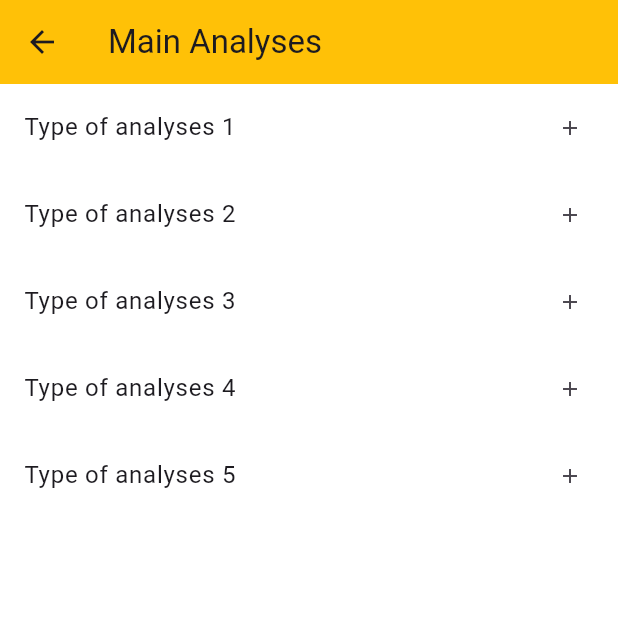
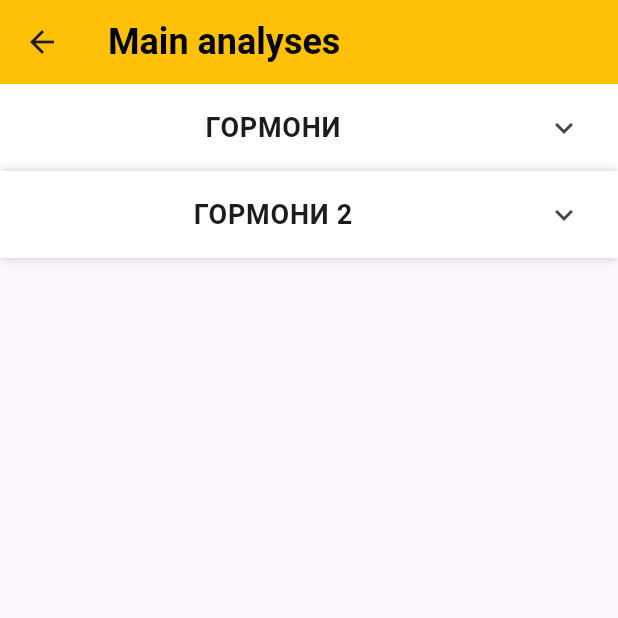
Before and after one commit to kadr0id/nice_analyses, a Flutter app: the MainAnalysesPage screen opened directly, on a phone screen of 412 x 824 dp, the top half of it. Run offline on Flutter 3.47's test engine with Material 2 defaults, Android fonts, the phone set to English and light mode, and no system bars; our stand-ins replace formz.

Commit message:
create main analyses view

```diff
--- /dev/null
+++ b/lib/app/nice_ui/widgets/menu_item.dart
@@ -0,0 +1,21 @@
+import 'package:flutter/material.dart';
+
+class MenuItemWidget extends StatelessWidget {
+  final String item;
+
+  MenuItemWidget({required this.item});
+
+  @override
+  Widget build(BuildContext context) {
+    return Padding(
+      padding: const EdgeInsets.only(left: 8.0, top: 4.0, bottom: 4.0),
+      child: Text(
+        item,
+        style: const TextStyle(
+          fontWeight: FontWeight.normal,
+          fontSize: 12.0,
+        ),
+      ),
+    );
+  }
+}
--- /dev/null
+++ b/lib/app/nice_ui/widgets/menu_subtitle.dart
@@ -0,0 +1,18 @@
+import 'package:flutter/material.dart';
+
+class MenuSubTitleWidget extends StatelessWidget {
+  final String subTitle;
+
+  MenuSubTitleWidget({required this.subTitle});
+
+  @override
+  Widget build(BuildContext context) {
+    return Text(
+      subTitle,
+      style: const TextStyle(
+        fontStyle: FontStyle.italic,
+        fontSize: 16.0,
+      ),
+    );
+  }
+}
--- /dev/null
+++ b/lib/app/nice_ui/widgets/menu_title.dart
@@ -0,0 +1,18 @@
+import 'package:flutter/material.dart';
+
+class MenuTitleWidget extends StatelessWidget {
+  final String title;
+
+  MenuTitleWidget({required this.title});
+
+  @override
+  Widget build(BuildContext context) {
+    return Text(
+      title,
+      style: const TextStyle(
+        fontWeight: FontWeight.bold,
+        fontSize: 18.0,
+      ),
+    );
+  }
+}
--- a/lib/main_analyses/main_analyses.dart
+++ /dev/null
@@ -1,104 +0,0 @@
-import 'package:flutter/material.dart';
-
-class MainAnalyses extends StatelessWidget {
-  const MainAnalyses({super.key});
-
-  @override
-  Widget build(BuildContext context) {
-    return MaterialApp(
-      home: Scaffold(
-        appBar: AppBar(
-          title: const Text('Main Analyses'),
-          elevation: 0,
-          backgroundColor: Colors.amber,
-        ),
-        body: Container(
-          color: Colors.white,
-          child: const SafeArea(
-            child: MainAnalysesList(),
-          ),
-        ),
-      ),
-    );
-  }
-}
-
-class ItemsList {
-  List<ParentItem> generateParentItems(int count) {
-    List<ParentItem> parentItems = [];
-    for (int i = 1; i <= count; i++) {
-      parentItems.add(
-        ParentItem(
-          'Type of analyses $i',
-          generateChildItems(4),
-        ),
-      );
-    }
-    return parentItems;
-  }
-
-  List<ChildItem> generateChildItems(int count) {
-    List<ChildItem> childItems = [];
-    for (int i = 1; i <= count; i++) {
-      childItems.add(
-        ChildItem(
-          'Unit of analysis $i',
-          [],
-        ),
-      );
-    }
-    return childItems;
-  }
-}
-
-class MainAnalysesList extends StatefulWidget {
-  const MainAnalysesList({super.key});
-
-  @override
-  State<MainAnalysesList> createState() => _MainAnalysesListState();
-}
-
-class _MainAnalysesListState extends State<MainAnalysesList> {
-  final ItemsList _itemsList = ItemsList();
-  List<ParentItem> _parentItems = [];
-
-  @override
-  void initState() {
-    super.initState();
-    _parentItems = _itemsList.generateParentItems(5);
-  }
-
-  @override
-  Widget build(BuildContext context) {
-    return ListView(
-      children: _parentItems.map((ParentItem parent) {
-        return ExpansionTile(
-          title: Text(parent.title),
-          trailing: const Icon(
-            Icons.add,
-            size: 16,
-          ),
-          children: parent.children.map((ChildItem child) {
-            return ListTile(
-              title: Text(child.title),
-            );
-          }).toList(),
-        );
-      }).toList(),
-    );
-  }
-}
-
-class ParentItem {
-  ParentItem(this.title, this.children);
-
-  final String title;
-  final List<ChildItem> children;
-}
-
-class ChildItem {
-  ChildItem(this.title, this.children);
-
-  final String title;
-  final List<ChildItem> children;
-}
--- a/lib/main_analyses/view/main_analyses_page.dart
+++ b/lib/main_analyses/view/main_analyses_page.dart
@@ -15,13 +15,27 @@ class MainAnalysesPage extends StatelessWidget {
   Widget build(BuildContext context) {
     return Scaffold(
       appBar: AppBar(
-        title: const Text('Main Analyses'),
         elevation: 0,
+        title: const Text(
+          'Main analyses',
+          style: TextStyle(
+            fontSize: 24.0,
+            fontWeight: FontWeight.bold, // Жирний шрифт
+            color: Colors.black, // Колір
+          ),
+        ),
+
+        // leading: IconButton(
+        //   key: const Key('mainAnalyses_back_button'),
+        //   icon: const Icon(Icons.arrow_back_rounded),
+        //   onPressed: () => Navigator.of(context).pop(),
+        //   color: Colors.black,
+        // ),
         backgroundColor: Colors.amber,
       ),
       body: Container(
         color: Colors.white,
-        child: const SafeArea(
+        child: SafeArea(
           child: MainAnalysesView(),
         ),
       ),
--- a/lib/main_analyses/view/main_analyses_view.dart
+++ b/lib/main_analyses/view/main_analyses_view.dart
@@ -1,97 +1,159 @@
 import 'package:flutter/material.dart';
+import 'package:nice_analyses/app/nice_ui/widgets/menu_item.dart';
+import 'package:nice_analyses/app/nice_ui/widgets/menu_subtitle.dart';
+import 'package:nice_analyses/app/nice_ui/widgets/menu_title.dart';
+
+class MenuData {
+  final String menuTitle;
+  final List<MenuSubData> menuSubDataList;
+
+  MenuData(this.menuTitle, this.menuSubDataList);
+}
+
+class MenuSubData {
+  final String menuSubTitle;
+  final List<String> menuItems;
+
+  MenuSubData(this.menuSubTitle, this.menuItems);
+}
 
 class MainAnalysesView extends StatelessWidget {
-  const MainAnalysesView({super.key});
+  static Route route() {
+    return MaterialPageRoute<void>(
+      builder: (_) => MainAnalysesView(),
+      settings: const RouteSettings(name: '/main-analyses'),
+    );
+  }
+
+  final List<MenuData> menuDataList = [
+    MenuData(
+      "ГОРМОНИ",
+      [
+        MenuSubData(
+          "Тиреоїдна панель",
+          [
+            "Тіреотропний гормон",
+            "Трийодтиронін загальний",
+            "Трийодтиронін вільний",
+            "Тироксин загальний",
+            "Тироксин вільний",
+            "Тиреоглобулін",
+            "Антитіла до тиреоглобуліну",
+            "Антитіла до тиреопероксидази",
+            "Тиреотропний гормон, а/т до рецепторів",
+            "Кальцитонін",
+            "Антимікросомальні антитіла",
+          ],
+        ),
+        MenuSubData(
+          "Репродуктивна панель",
+          [
+            "Фолікулостимулюючий гормон",
+            "Лютеїнізуючий гормон",
+            "Прогестерон",
+            "Тестостерон загальний",
+            "Тестостерон вільний",
+            "Пролактин",
+          ],
+        ),
+      ],
+    ),
+    MenuData(
+      "ГОРМОНИ 2",
+      [
+        MenuSubData(
+          "Репродуктивна панель 2",
+          [
+            "Фолікулостимулюючий гормон",
+            "Лютеїнізуючий гормон",
+            "Прогестерон",
+            "Тестостерон загальний",
+            "Тестостерон вільний",
+            "Пролактин",
+          ],
+        ),
+      ],
+    ),
+  ];
 
   @override
   Widget build(BuildContext context) {
     return Scaffold(
-      body: Container(
-        color: Colors.white,
-        child: const SafeArea(
-          child: MainAnalysesList(),
-        ),
-      ),
+      body: ExpandableListWidget(menuDataList: menuDataList),
     );
   }
 }
 
-class ItemsList {
-  List<ParentItem> generateParentItems(int count) {
-    List<ParentItem> parentItems = [];
-    for (int i = 1; i <= count; i++) {
-      parentItems.add(
-        ParentItem(
-          'Type of analyses $i',
-          generateChildItems(4),
-        ),
-      );
-    }
-    return parentItems;
-  }
+class ExpandableListWidget extends StatelessWidget {
+  final List<MenuData> menuDataList;
+  final bool useDivider;
 
-  List<ChildItem> generateChildItems(int count) {
-    List<ChildItem> childItems = [];
-    for (int i = 1; i <= count; i++) {
-      childItems.add(
-        ChildItem(
-          'Unit of analysis $i',
-          [],
-        ),
-      );
-    }
-    return childItems;
-  }
-}
+  ExpandableListWidget({
+    required this.menuDataList,
+    this.useDivider = false,
+  });
 
-class MainAnalysesList extends StatefulWidget {
-  const MainAnalysesList({super.key});
-
-  @override
-  State<MainAnalysesList> createState() => _MainAnalysesListState();
-}
-
-class _MainAnalysesListState extends State<MainAnalysesList> {
-  final ItemsList _itemsList = ItemsList();
-  List<ParentItem> _parentItems = [];
-
-  @override
-  void initState() {
-    super.initState();
-    _parentItems = _itemsList.generateParentItems(5);
-  }
+  final Divider customDivider = const Divider(
+    color: Colors.grey,
+    thickness: 1.0,
+  );
 
   @override
   Widget build(BuildContext context) {
-    return ListView(
-      children: _parentItems.map((ParentItem parent) {
-        return ExpansionTile(
-          title: Text(parent.title),
-          trailing: const Icon(
-            Icons.add,
-            size: 16,
+    return ListView.builder(
+      itemCount: menuDataList.length,
+      itemBuilder: (context, index) {
+        final menuData = menuDataList[index];
+        return Container(
+          decoration: BoxDecoration(color: Colors.white, boxShadow: [
+            BoxShadow(
+              color: Colors.black.withOpacity(0.2),
+              blurRadius: 5,
+            ),
+          ]),
+          child: ExpansionTile(
+            title: Column(
+              children: [
+                MenuTitleWidget(title: menuData.menuTitle),
+                if (useDivider) const Divider(),
+              ],
+            ),
+            shape: const Border(bottom: BorderSide.none),
+            children: menuData.menuSubDataList.map((menuSubData) {
+              return Column(
+                children: [
+                  Container(
+                    color: Colors.amber,
+                    padding: const EdgeInsets.all(4.0),
+                    alignment: Alignment.center,
+                    child: Column(
+                      children: [
+                        MenuSubTitleWidget(subTitle: menuSubData.menuSubTitle),
+                        if (useDivider)
+                          const Divider(
+                            color: Colors.red,
+                            thickness: 0.0,
+                          ),
+                      ],
+                    ),
+                  ),
+                  Column(
+                    children: menuSubData.menuItems.map((item) {
+                      return Column(
+                        crossAxisAlignment: CrossAxisAlignment.stretch,
+                        children: [
+                          MenuItemWidget(item: item),
+                          if (!useDivider) const Divider(),
+                        ],
+                      );
+                    }).toList(),
+                  ),
+                ],
+              );
+            }).toList(),
           ),
-          children: parent.children.map((ChildItem child) {
-            return ListTile(
-              title: Text(child.title),
-            );
-          }).toList(),
         );
-      }).toList(),
+      },
     );
   }
 }
-
-class ParentItem {
-  ParentItem(this.title, this.children);
-
-  final String title;
-  final List<ChildItem> children;
-}
-
-class ChildItem {
-  ChildItem(this.title, this.children);
-
-  final String title;
-  final List<ChildItem> children;
-}
```
